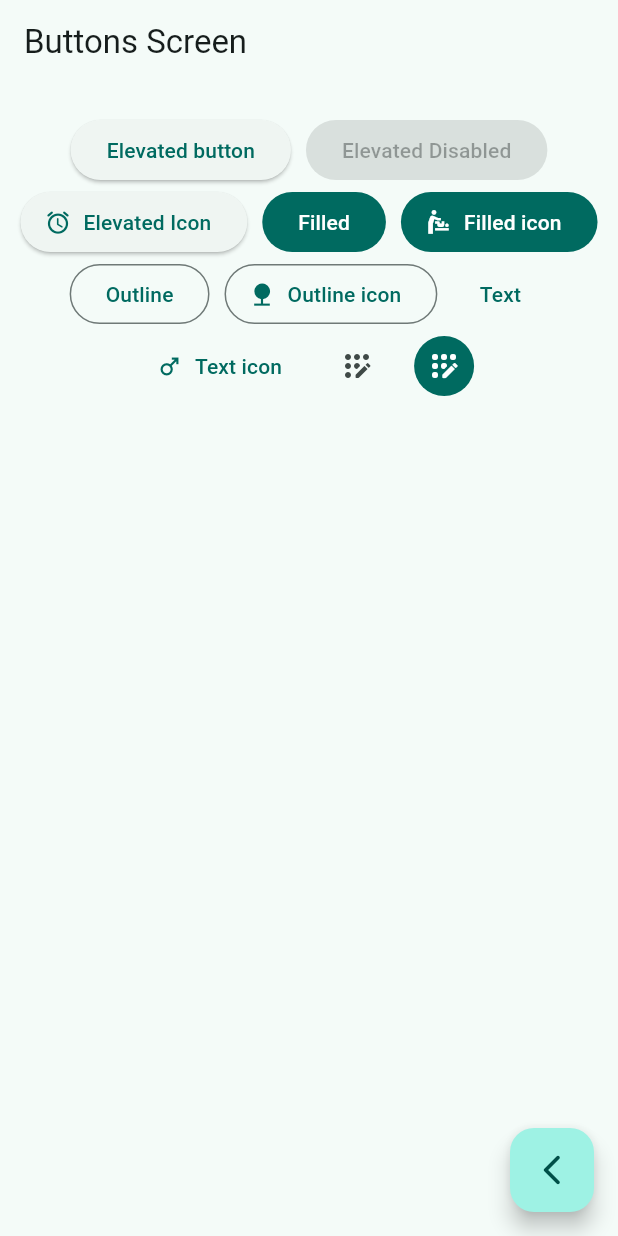
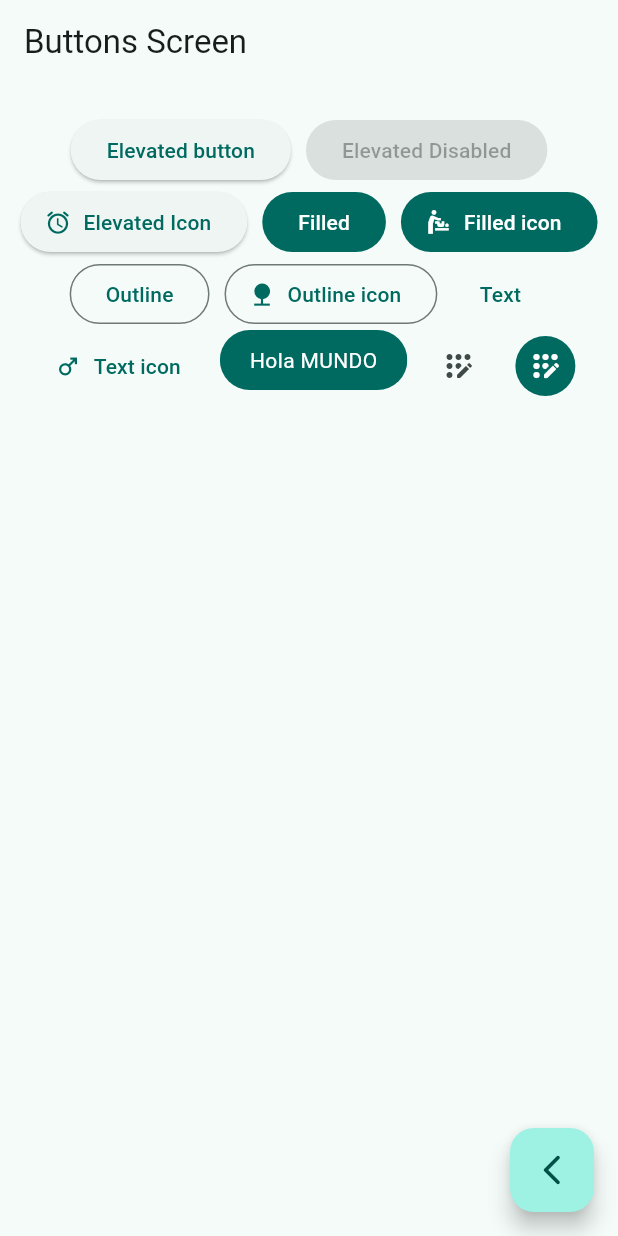
Before and after one commit to EyYiCi/dart_widgets_practice, a Flutter app: the ButtonScreen screen opened by its route, on a phone screen of 412 x 824 dp. Run offline on Flutter 3.47's test engine with Material 3 defaults, Android fonts, the phone set to English and light mode, and no system bars; our stand-ins replace go_router.

Commit message:
add: botón personalizado

```diff
--- a/lib/presentation/screens/buttons/buttons_screen.dart
+++ b/lib/presentation/screens/buttons/buttons_screen.dart
@@ -65,6 +65,9 @@ class _ButtonsView extends StatelessWidget {
              icon:const Icon(Icons.male_sharp),
              label:const Text('Text icon')),
 
+
+            const CustomButton(),
+
             IconButton(onPressed: (){},
             icon:const Icon(Icons.app_registration_rounded)),
 
@@ -77,9 +80,6 @@ class _ButtonsView extends StatelessWidget {
 
             ),
 
-
-
-
           ],
         )
 
@@ -87,3 +87,35 @@ class _ButtonsView extends StatelessWidget {
     );
   }
 }
+
+class CustomButton extends StatelessWidget {
+  const CustomButton({super.key});
+
+  @override
+  Widget build(BuildContext context) {
+
+      final colors = Theme.of(context).colorScheme;
+
+
+    return ClipRRect(
+      borderRadius: BorderRadius.circular(20),
+
+
+      child: Material(
+        color: colors.primary,
+        child: InkWell(
+          onTap: (){},
+
+
+          child: Padding(
+            padding: const EdgeInsets.symmetric(horizontal: 20, vertical: 10) ,
+            child: const Text('Hola MUNDO',
+              style: TextStyle(color:Colors.white),
+              ),
+
+            ),
+        ),
+      ),
+    );
+  }
+}
```
